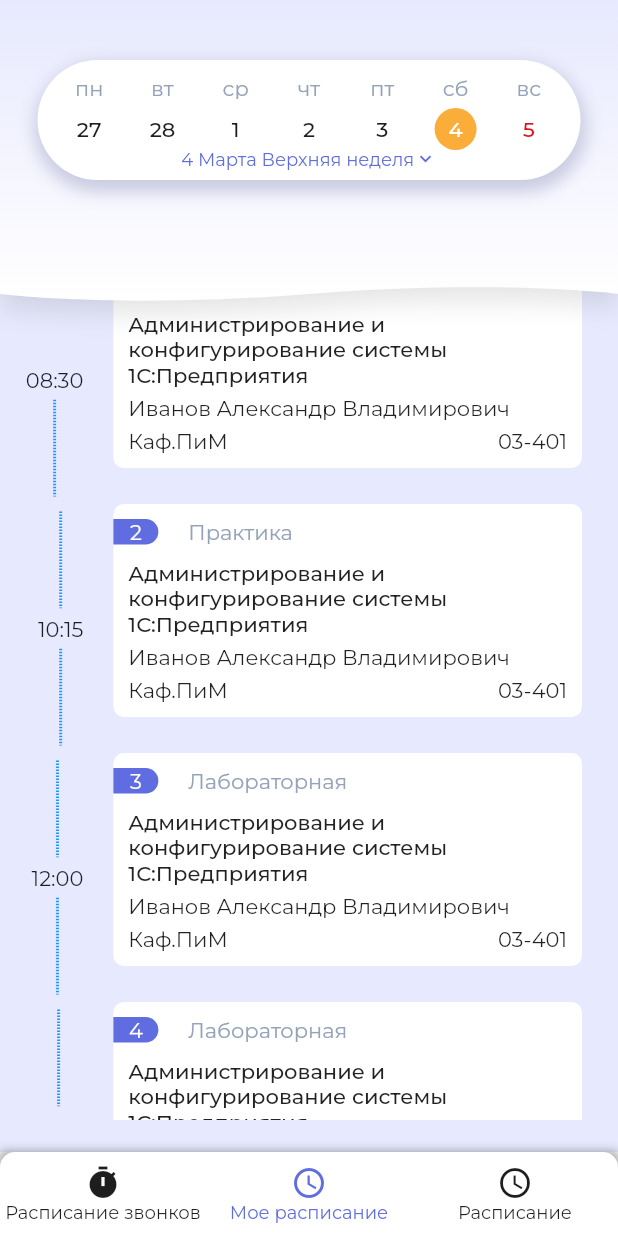
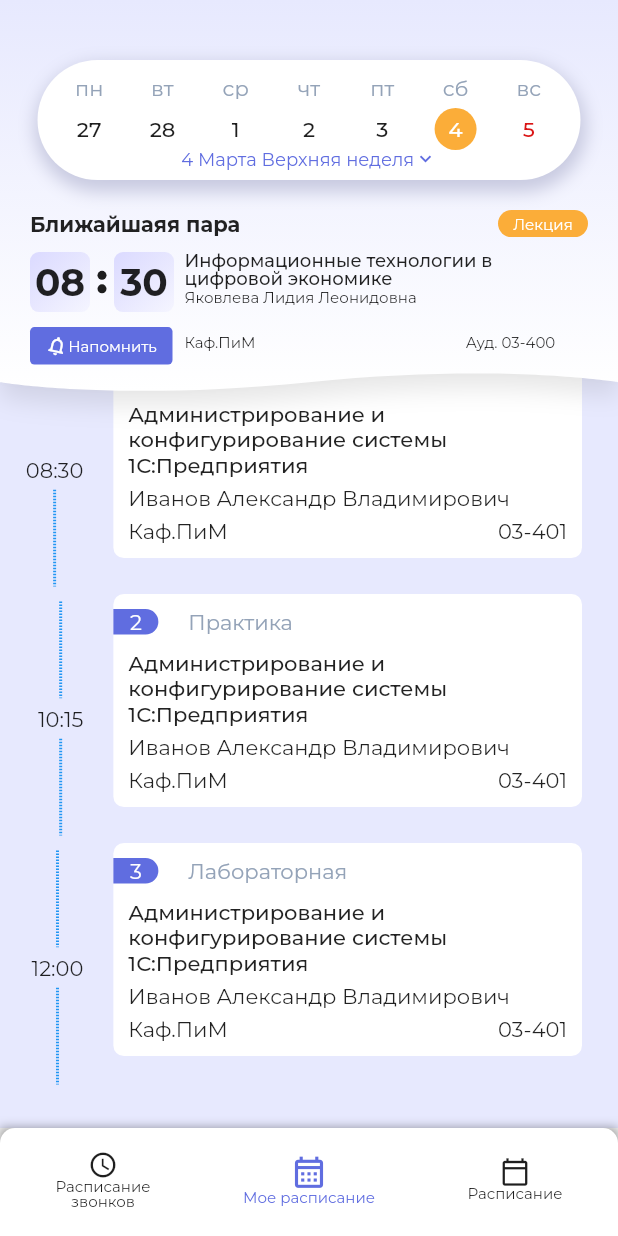
Before and after one commit to 0chuhh/scheddule_mobile, a Flutter app: the screen it shows after launch, item 2 of the bottom bar chosen, on a phone screen of 412 x 824 dp. Run offline on Flutter 3.47's test engine with Material 2 defaults, Android fonts, the light colour scheme and no system bars; drawn by our look-alikes of table_calendar, timelines; our stand-ins replace gap.

Commit message:
debug version 1.0.0

```diff
--- a/lib/screens/main_screen.dart
+++ b/lib/screens/main_screen.dart
@@ -6,6 +6,7 @@
 import 'package:schedule_mobile/screens/settings_screen.dart';
 import 'package:schedule_mobile/utils/styles.dart';
 import 'package:schedule_mobile/widgets/app_bar_painter.dart';
+import 'package:vector_math/vector_math_64.dart' as vector;
 
 class MainScreen extends StatefulWidget {
   const MainScreen({Key? key}) : super(key: key);
@@ -53,6 +54,11 @@
           topRight: Radius.circular(10),
         ),
         child: BottomNavigationBar(
+          unselectedIconTheme: IconThemeData(size: 20),
+          selectedIconTheme: IconThemeData(size: 25),
+          showSelectedLabels: false,
+          showUnselectedLabels: false,
+          unselectedLabelStyle: TextStyle(),
           unselectedItemColor: Styles.textColor,
           selectedItemColor: Styles.primaryColor,
           unselectedFontSize: 12,
@@ -61,22 +67,81 @@
           currentIndex: _selectedIndex,
           onTap: _onItemTapped,
           type: BottomNavigationBarType.fixed,
-          items: const [
+          items: [
             // BottomNavigationBarItem(
             //   icon: Icon(Icons.notifications),
             //   label: "notifications",
             // ),
             BottomNavigationBarItem(
-              icon: Icon(Icons.timer),
-              label: "Расписание звонков",
+              icon: Column(
+                children: [
+                  Icon(Icons.watch_later_outlined),
+                  Container(
+                    width: 100,
+                    child: Text(
+                      "Расписание звонков",
+                      overflow: TextOverflow.visible,
+                      textAlign: TextAlign.center,
+                      style: TextStyle(
+                          height: 1,
+                          fontSize: 10,
+                          color: _selectedIndex == 0
+                              ? Styles.primaryColor
+                              : Styles.textColor),
+                    ),
+                  )
+                ],
+              ),
+              label: "",
             ),
             BottomNavigationBarItem(
-              icon: Icon(Icons.schedule),
-              label: "Мое расписание",
+              icon: Column(
+                children: [
+                  Icon(Icons.calendar_month_outlined),
+                  Container(
+                    width: 100,
+                    child: Text(
+                      "Мое расписание",
+                      overflow: TextOverflow.visible,
+                      textAlign: TextAlign.center,
+                      style: TextStyle(
+                          height: 1,
+                          fontSize: 10,
+                          color: _selectedIndex == 1
+                              ? Styles.primaryColor
+                              : Styles.textColor),
+                    ),
+                  )
+                ],
+              ),
+              label: "",
             ),
             BottomNavigationBarItem(
-              icon: Icon(Icons.schedule),
-              label: "Расписание",
+              icon: Container(
+                transform: Matrix4.compose(vector.Vector3(0, 0, 0),
+                    vector.Quaternion(0, 0, 0, 0), vector.Vector3(1, 1, 1)),
+                alignment: Alignment.topCenter,
+                child: Column(
+                  children: [
+                    Icon(Icons.calendar_today_outlined),
+                    Container(
+                      width: 100,
+                      child: Text(
+                        "Расписание",
+                        overflow: TextOverflow.visible,
+                        textAlign: TextAlign.center,
+                        style: TextStyle(
+                            height: 1,
+                            fontSize: 10,
+                            color: _selectedIndex == 2
+                                ? Styles.primaryColor
+                                : Styles.textColor),
+                      ),
+                    )
+                  ],
+                ),
+              ),
+              label: "",
             ),
             // BottomNavigationBarItem(
             //   icon: Icon(Icons.settings),
--- a/lib/screens/my_schedule_screen.dart
+++ b/lib/screens/my_schedule_screen.dart
@@ -6,6 +6,7 @@
 import 'package:schedule_mobile/widgets/schedule_list/schedule_list.dart';
 
 import '../utils/styles.dart';
+import '../widgets/next_lesson.dart';
 
 class MyScheduleScreen extends StatelessWidget {
   const MyScheduleScreen({Key? key}) : super(key: key);
@@ -20,15 +21,17 @@
         child: Column(children: <Widget>[
           Stack(children: <Widget>[
             Padding(
-              padding: const EdgeInsets.only(top: 170),
+              padding: const EdgeInsets.only(top: 230),
               child: ScheduleList(),
             ),
             CustomPaint(
               painter: AppBarPainter(),
               child: Container(
+                alignment: Alignment.bottomCenter,
                 color: Colors.transparent,
                 width: MediaQuery.of(context).size.width,
-                height: 200,
+                height: 260,
+                child: NextLesson(),
               ),
             ),
             CollapsibleCalendar(),
--- /dev/null
+++ b/lib/widgets/next_lesson.dart
@@ -0,0 +1,194 @@
+import 'package:flutter/material.dart';
+import 'package:gap/gap.dart';
+
+import '../utils/styles.dart';
+
+class NextLesson extends StatefulWidget {
+  @override
+  State<StatefulWidget> createState() {
+    return _NextLessonState();
+  }
+}
+
+class _NextLessonState extends State<NextLesson> {
+  @override
+  Widget build(BuildContext context) {
+    return Align(
+      alignment: Alignment.bottomCenter,
+      child: Container(
+        margin: EdgeInsets.only(top: MediaQuery.of(context).size.height * 0.17),
+        padding: const EdgeInsets.only(left: 20, right: 20),
+        alignment: Alignment.bottomCenter,
+        child: Column(
+          children: [
+            Row(
+              mainAxisAlignment: MainAxisAlignment.spaceBetween,
+              children: [
+                const Text(
+                  'Ближайшаяя пара',
+                  style: TextStyle(fontWeight: FontWeight.w700),
+                ),
+                Container(
+                  width: 60,
+                  padding: const EdgeInsets.all(3),
+                  decoration: BoxDecoration(
+                      color: Styles.accentColor,
+                      borderRadius: BorderRadius.circular(50)),
+                  child: const Text(
+                    'Лекция',
+                    textAlign: TextAlign.center,
+                    style: TextStyle(fontSize: 10, color: Colors.white),
+                  ),
+                )
+              ],
+            ),
+            Gap(10),
+            Row(
+              crossAxisAlignment: CrossAxisAlignment.start,
+              children: [
+                Column(
+                  mainAxisSize: MainAxisSize.min,
+                  mainAxisAlignment: MainAxisAlignment.start,
+                  crossAxisAlignment: CrossAxisAlignment.start,
+                  children: [
+                    Row(
+                      children: [
+                        Container(
+                          alignment: Alignment.center,
+                          width: 40,
+                          height: 40,
+                          decoration: BoxDecoration(
+                              gradient: LinearGradient(
+                                colors: [Color(0xffdbdaff), Color(0x29dbdaff)],
+                                begin: Alignment.topLeft,
+                                end: Alignment.bottomRight,
+                              ),
+                              borderRadius: BorderRadius.circular(6)),
+                          child: Text(
+                            '08',
+                            style: TextStyle(
+                                fontWeight: FontWeight.w700, fontSize: 25),
+                            textAlign: TextAlign.center,
+                          ),
+                        ),
+                        Gap(5),
+                        Column(
+                          children: [
+                            Container(
+                              width: 6,
+                              height: 6,
+                              decoration: BoxDecoration(
+                                  color: Color(0xff1e1e1e),
+                                  borderRadius: BorderRadius.circular(50)),
+                            ),
+                            Gap(3),
+                            Container(
+                              width: 6,
+                              height: 6,
+                              decoration: BoxDecoration(
+                                  color: Color(0xff1e1e1e),
+                                  borderRadius: BorderRadius.circular(50)),
+                            )
+                          ],
+                        ),
+                        Gap(5),
+                        Container(
+                          alignment: Alignment.center,
+                          width: 40,
+                          height: 40,
+                          decoration: BoxDecoration(
+                              gradient: LinearGradient(
+                                colors: [Color(0xffdbdaff), Color(0x29dbdaff)],
+                                begin: Alignment.topLeft,
+                                end: Alignment.bottomRight,
+                              ),
+                              borderRadius: BorderRadius.circular(6)),
+                          child: Text(
+                            '30',
+                            style: TextStyle(
+                                fontWeight: FontWeight.w700, fontSize: 25),
+                            textAlign: TextAlign.center,
+                          ),
+                        )
+                      ],
+                    ),
+                    Gap(10),
+                    GestureDetector(
+                      onTap: () {},
+                      child: Container(
+                        alignment: Alignment.center,
+                        width: 95,
+                        height: 25,
+                        decoration: BoxDecoration(
+                            borderRadius: BorderRadius.circular(3),
+                            color: Styles.primaryColor),
+                        child: Row(
+                          mainAxisAlignment: MainAxisAlignment.center,
+                          children: [
+                            Transform.rotate(
+                              angle: 6.5,
+                              child: Icon(
+                                Icons.notifications_outlined,
+                                size: 15,
+                                color: Colors.white,
+                              ),
+                            ),
+                            Text(
+                              'Напомнить',
+                              style:
+                                  TextStyle(fontSize: 10, color: Colors.white),
+                            )
+                          ],
+                        ),
+                      ),
+                    )
+                  ],
+                ),
+                Gap(7),
+                Container(
+                  alignment: Alignment.topLeft,
+                  width: MediaQuery.of(context).size.width * 0.6,
+                  child: Column(
+                    crossAxisAlignment: CrossAxisAlignment.start,
+                    children: [
+                      Text(
+                        'Информационные технологии в цифровой экономике',
+                        style: TextStyle(
+                            fontSize: 12,
+                            fontWeight: FontWeight.w500,
+                            height: 1),
+                      ),
+                      Text(
+                        'Яковлева Лидия Леонидовна',
+                        style: TextStyle(fontSize: 10),
+                      ),
+                      Gap(10),
+                      Container(
+                        alignment: Alignment.bottomCenter,
+                        height: 20,
+                        child: Row(
+                          crossAxisAlignment: CrossAxisAlignment.end,
+                          mainAxisAlignment: MainAxisAlignment.spaceBetween,
+                          children: [
+                            Text(
+                              'Каф.ПиМ',
+                              style: TextStyle(fontSize: 10),
+                            ),
+                            Text(
+                              'Ауд. 03-400',
+                              style: TextStyle(fontSize: 10),
+                            )
+                          ],
+                        ),
+                      )
+                    ],
+                  ),
+                )
+              ],
+            )
+          ],
+        ),
+      ),
+    );
+  }
+}
--- a/lib/widgets/schedule_list/schedule_list.dart
+++ b/lib/widgets/schedule_list/schedule_list.dart
@@ -4,41 +4,38 @@
 import 'package:intl/intl.dart';
 import '../../models/schedule.dart';
 
-
-
-
 class ScheduleList extends StatelessWidget {
   final List<ScheduleItem> schedule = [
     ScheduleItem(
-      couple: Couple(number: 1, time: DateTime(2023,1,1,8,30)),
+        couple: Couple(number: 1, time: DateTime(2023, 1, 1, 8, 30)),
         name: 'Администрирование и конфигурирование системы 1С:Предприятия',
         lecturer: 'Иванов Александр Владимирович',
         cathedra: 'ПиМ',
         classroom: '03-401',
         format: ScheduleItemFormat.lection),
     ScheduleItem(
-      couple: Couple(number: 2, time: DateTime(2023,1,1,10,15)),
+        couple: Couple(number: 2, time: DateTime(2023, 1, 1, 10, 15)),
         name: 'Администрирование и конфигурирование системы 1С:Предприятия',
         lecturer: 'Иванов Александр Владимирович',
         cathedra: 'ПиМ',
         classroom: '03-401',
         format: ScheduleItemFormat.practice),
     ScheduleItem(
-      couple: Couple(number: 3, time: DateTime(2023,1,1,12,00)),
+        couple: Couple(number: 3, time: DateTime(2023, 1, 1, 12, 00)),
         name: 'Администрирование и конфигурирование системы 1С:Предприятия',
         lecturer: 'Иванов Александр Владимирович',
         cathedra: 'ПиМ',
         classroom: '03-401',
         format: ScheduleItemFormat.laboratory),
     ScheduleItem(
-      couple: Couple(number: 4, time: DateTime(2023,1,1,14,35)),
+        couple: Couple(number: 4, time: DateTime(2023, 1, 1, 14, 35)),
         name: 'Администрирование и конфигурирование системы 1С:Предприятия',
         lecturer: 'Иванов Александр Владимирович',
         cathedra: 'ПиМ',
         classroom: '03-401',
         format: ScheduleItemFormat.laboratory),
     ScheduleItem(
-      couple: Couple(number: 5, time: DateTime(2023,1,1,16,20)),
+        couple: Couple(number: 5, time: DateTime(2023, 1, 1, 16, 20)),
         name: 'Администрирование и конфигурирование системы 1С:Предприятия',
         lecturer: 'Иванов Александр Владимирович',
         cathedra: 'ПиМ',
@@ -46,14 +43,14 @@
         format: ScheduleItemFormat.laboratory)
   ];
 
-String getCoupleTime(DateTime date){
+  String getCoupleTime(DateTime date) {
     return DateFormat.Hm().format(date);
   }
 
   @override
   Widget build(BuildContext context) {
     return SizedBox(
-      height: MediaQuery.of(context).size.height * 0.7,
+        height: MediaQuery.of(context).size.height * 0.6,
         child: Expanded(
             flex: 1,
             child: Timeline.tileBuilder(
@@ -61,13 +58,15 @@
                 nodePositionBuilder: (context, index) => 0.14,
                 oppositeContentsBuilder: (context, index) => TimelineNode(
                   indicator: Text(getCoupleTime(schedule[index].couple.time)),
-                startConnector: index == 0 ? null : const DashedLineConnector(),
-                endConnector: index == schedule.length-1
+                  startConnector:
+                      index == 0 ? null : const DashedLineConnector(),
+                  endConnector: index == schedule.length - 1
                       ? null
                       : const DashedLineConnector(),
                 ),
                 contentsBuilder: (context, index) => Padding(
-                  padding: const EdgeInsets.only(left:5.0, right: 24, bottom: 24),
+                    padding:
+                        const EdgeInsets.only(left: 5.0, right: 24, bottom: 24),
                     child: ScheduleListItem(
                       item: schedule[index],
                     )),
@@ -77,7 +76,6 @@
               theme: TimelineThemeData(
                 connectorTheme: ConnectorThemeData(indent: 5),
               ),
-          ))
-    );
+            )));
   }
 }
--- a/lib/widgets/schedule_search_cards.dart
+++ b/lib/widgets/schedule_search_cards.dart
@@ -149,7 +149,7 @@
                 vector.Vector3(
                     0,
                     selectedIndex == 2
-                        ? -MediaQuery.of(context).size.height / 2
+                        ? -MediaQuery.of(context).size.height * 0.54
                         : 0,
                     0),
                 vector.Quaternion(0, 0, 0, 0),
```
Lines whose indentation alone changed are shown as unchanged.
